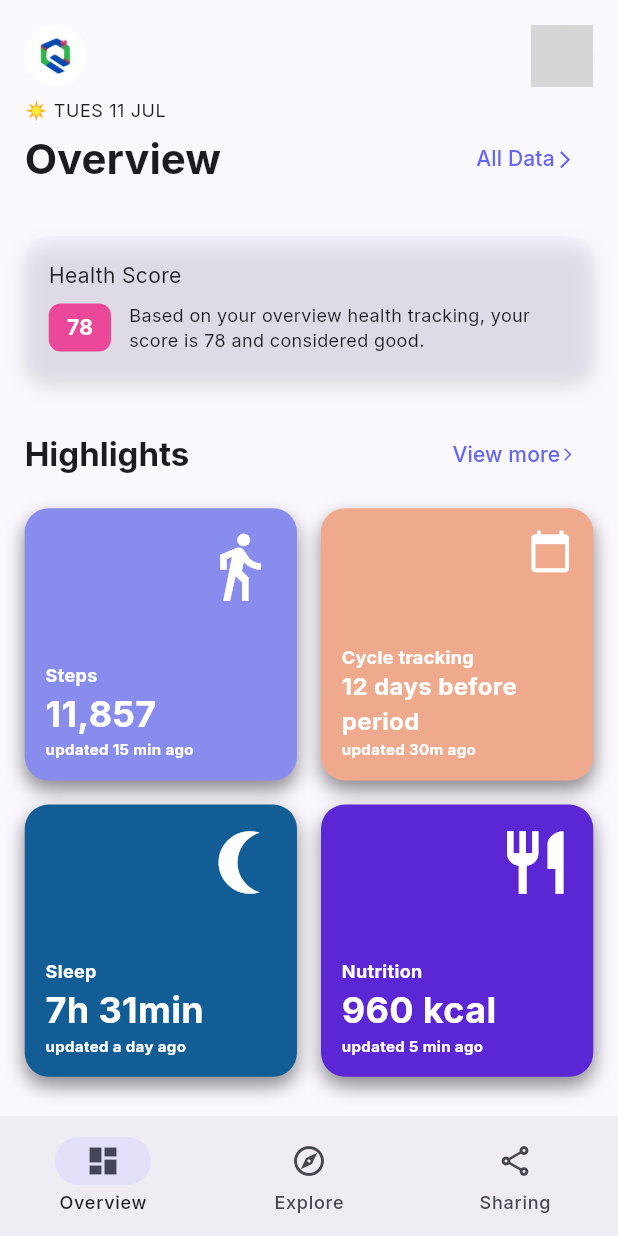
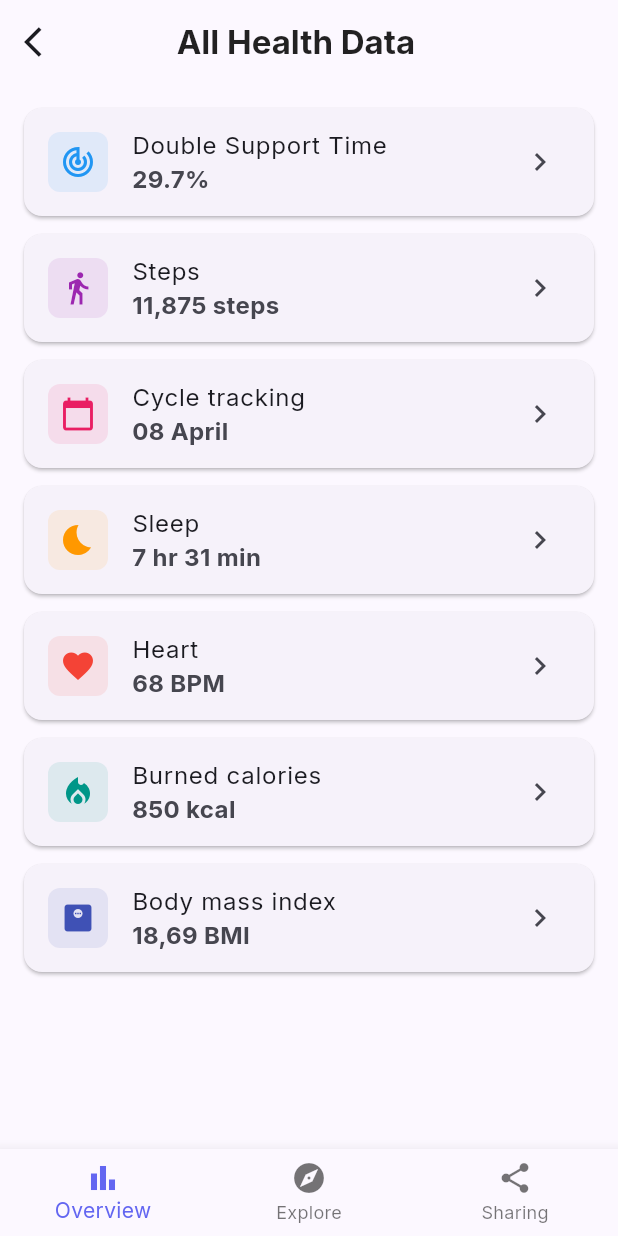
Before and after one commit to RITWIZSINGH/quamin-health-module-frontend, a Flutter app: the screen it shows after launch, after a tap on "All Data", on a phone screen of 412 x 824 dp. Run offline on Flutter 3.47's test engine with Material 3 defaults, Android fonts, the phone set to English and light mode, and no system bars; our stand-ins replace flutter_svg, go_router, google_fonts; network calls fail; grey boxes are pictures that could not be loaded.

Commit message:
created all health data screen and used nav stack for routing

```diff
--- /dev/null
+++ b/lib/screens/dashboard/all_health_data_screen.dart
@@ -0,0 +1,114 @@
+import 'package:flutter/material.dart';
+import '/widgets/health_data_item.dart';
+import 'highlightscreens/cycle_tracking_screen.dart';
+import 'highlightscreens/nutrition_screen.dart';
+import 'highlightscreens/sleep_screen.dart';
+import 'highlightscreens/steps_screen.dart';
+
+class AllHealthDataScreen extends StatelessWidget {
+  const AllHealthDataScreen({super.key});
+
+  @override
+  Widget build(BuildContext context) {
+    double sw = MediaQuery.of(context).size.width;
+    return Scaffold(
+      appBar: AppBar(
+        title: Padding(
+          padding: EdgeInsets.only(left: sw / 9),
+          child: const Text(
+            'All Health Data',
+            style:
+                TextStyle(color: Colors.black87, fontWeight: FontWeight.bold),
+          ),
+        ),
+        leading: IconButton(
+          icon: const Icon(Icons.arrow_back_ios),
+          onPressed: () => Navigator.pop(context),
+        ),
+      ),
+      body: ListView(
+        padding: const EdgeInsets.all(16),
+        children: [
+          HealthDataItem(
+            icon: Icons.track_changes,
+            color: Colors.blue,
+            title: 'Double Support Time',
+            value: '29.7%',
+            onTap: () {},
+          ),
+          HealthDataItem(
+            icon: Icons.directions_walk,
+            color: Colors.purple,
+            title: 'Steps',
+            value: '11,875 steps',
+            onTap: () => Navigator.push(
+              context,
+              MaterialPageRoute(builder: (_) => const StepsScreen()),
+            ),
+          ),
+          HealthDataItem(
+            icon: Icons.calendar_today,
+            color: Colors.pink,
+            title: 'Cycle tracking',
+            value: '08 April',
+            onTap: () => Navigator.push(
+              context,
+              MaterialPageRoute(builder: (_) => const CycleTrackingScreen()),
+            ),
+          ),
+          HealthDataItem(
+            icon: Icons.bedtime,
+            color: Colors.orange,
+            title: 'Sleep',
+            value: '7 hr 31 min',
+            onTap: () => Navigator.push(
+              context,
+              MaterialPageRoute(builder: (_) => const SleepScreen()),
+            ),
+          ),
+          HealthDataItem(
+            icon: Icons.favorite,
+            color: Colors.red,
+            title: 'Heart',
+            value: '68 BPM',
+            onTap: () {},
+          ),
+          HealthDataItem(
+            icon: Icons.local_fire_department,
+            color: Colors.teal,
+            title: 'Burned calories',
+            value: '850 kcal',
+            onTap: () => Navigator.push(
+              context,
+              MaterialPageRoute(builder: (_) => const NutritionScreen()),
+            ),
+          ),
+          HealthDataItem(
+            icon: Icons.monitor_weight,
+            color: Colors.indigo,
+            title: 'Body mass index',
+            value: '18,69 BMI',
+            onTap: () {},
+          ),
+        ],
+      ),
+      bottomNavigationBar: BottomNavigationBar(
+        currentIndex: 0,
+        items: const [
+          BottomNavigationBarItem(
+            icon: Icon(Icons.bar_chart),
+            label: 'Overview',
+          ),
+          BottomNavigationBarItem(
+            icon: Icon(Icons.explore),
+            label: 'Explore',
+          ),
+          BottomNavigationBarItem(
+            icon: Icon(Icons.share),
+            label: 'Sharing',
+          ),
+        ],
+      ),
+    );
+  }
+}
--- a/lib/screens/dashboard/tabs/overview_tab.dart
+++ b/lib/screens/dashboard/tabs/overview_tab.dart
@@ -1,6 +1,7 @@
 // ignore_for_file: unused_local_variable
 
 import 'package:flutter/material.dart';
+import 'package:quamin_health_module/screens/dashboard/all_health_data_screen.dart';
 
 class OverviewTab extends StatelessWidget {
   const OverviewTab({super.key});
@@ -80,7 +81,13 @@ class OverviewTab extends StatelessWidget {
                               ),
                     ),
                     TextButton(
-                      onPressed: () {},
+                      onPressed: () {
+                        Navigator.push(
+                            context,
+                            MaterialPageRoute(
+                                builder: (context) =>
+                                    const AllHealthDataScreen()));
+                      },
                       child: Row(
                         children: [
                           const Text('All Data'),
--- /dev/null
+++ b/lib/widgets/health_data_item.dart
@@ -0,0 +1,45 @@
+import 'package:flutter/material.dart';
+
+class HealthDataItem extends StatelessWidget {
+  final IconData icon;
+  final Color color;
+  final String title;
+  final String value;
+  final VoidCallback onTap;
+
+  const HealthDataItem({
+    super.key,
+    required this.icon,
+    required this.color,
+    required this.title,
+    required this.value,
+    required this.onTap,
+  });
+
+  @override
+  Widget build(BuildContext context) {
+    return Card(
+      margin: const EdgeInsets.only(bottom: 12),
+      child: ListTile(
+        onTap: onTap,
+        leading: Container(
+          padding: const EdgeInsets.all(8),
+          decoration: BoxDecoration(
+            color: color.withOpacity(0.1),
+            borderRadius: BorderRadius.circular(8),
+          ),
+          child: Icon(icon, color: color),
+        ),
+        title: Text(title),
+        subtitle: Text(
+          value,
+          style: const TextStyle(
+            fontWeight: FontWeight.bold,
+            fontSize: 16,
+          ),
+        ),
+        trailing: const Icon(Icons.chevron_right),
+      ),
+    );
+  }
+}
```
